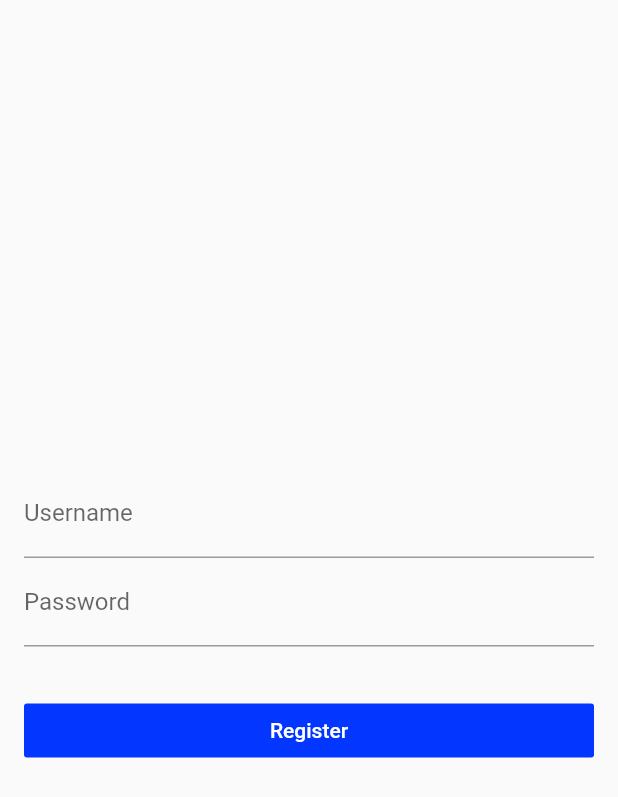
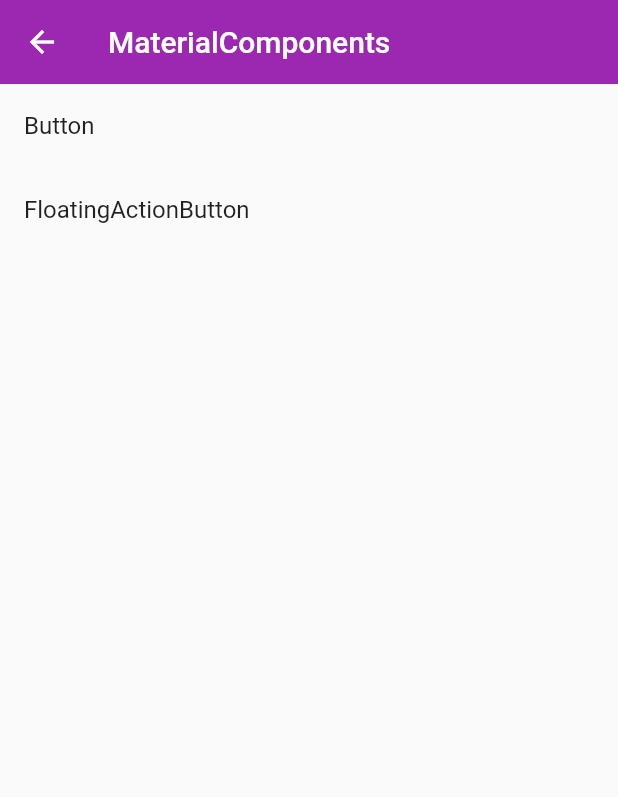
Before and after one commit to lisiyizu/FlutterVideoDemo, a Flutter app: the screen it shows after launch, on a phone screen of 412 x 824 dp. Shown: the top 797 px of the screen. Run offline on Flutter 3.47's test engine with Material 2 defaults, Android fonts, the phone set to English and light mode, and no system bars; statements that could not run were skipped.

Commit message:
button demo，floating action button demo

```diff
--- /dev/null
+++ b/video_01/lib/demo/material_components.dart
@@ -0,0 +1,43 @@
+import 'package:flutter/material.dart';
+import './button_demo.dart';
+import './floating_action_button.dart';
+
+class MaterialComponents extends StatelessWidget {
+  @override
+  Widget build(BuildContext context) {
+    return Scaffold(
+      appBar: AppBar(
+        title: Text('MaterialComponents'),
+        elevation: 0.0,
+      ),
+      body: ListView(
+        children: <Widget>[
+          ListItem(title: 'Button', page: ButtonDemo()),
+          ListItem(title: 'FloatingActionButton', page: FloatingActionButtonDemo()),
+        ],
+      ),
+    );
+  }
+}
+
+class ListItem extends StatelessWidget {
+  final String title;
+  final Widget page;
+
+  ListItem({
+    this.title,
+    this.page,
+  });
+
+  @override
+  Widget build(BuildContext context) {
+    return ListTile(
+      title: Text(title),
+      onTap: (){
+        Navigator.of(context).push(
+          MaterialPageRoute(builder: (context) => page),
+        );
+      },
+    );
+  }
+}
--- a/video_01/lib/main.dart
+++ b/video_01/lib/main.dart
@@ -9,6 +9,7 @@ import './demo/MOLayout.dart';
 import './demo/MOSliver.dart';
 import './demo/MONavigator.dart';
 import './demo/form_demo.dart';
+import './demo/material_components.dart';
 
 void main() => runApp(App());
 
@@ -18,11 +19,12 @@ class App extends StatelessWidget {
     return MaterialApp(
       debugShowCheckedModeBanner: false,  // 隐藏右上角debug标签
       // home: MONavigator(),
-      initialRoute: '/form',
+      initialRoute: '/mdc',
       routes: {
         '/': (context) => Home(),
         '/about': (context) => Page(title: 'About'),
         '/form': (context) => FormDemo(),
+        '/mdc': (context) => MaterialComponents(),
       },
       theme: ThemeData(
         primarySwatch: Colors.purple, // 主题色
```
Also changed, not shown: video_01/lib/buttonDemo/button_demo.dart (added, +206 -0 lines), video_01/lib/buttonDemo/floating_action_button.dart (added, +39 -0 lines), video_01/lib/buttonDemo/popup_menu_button.dart (added).
